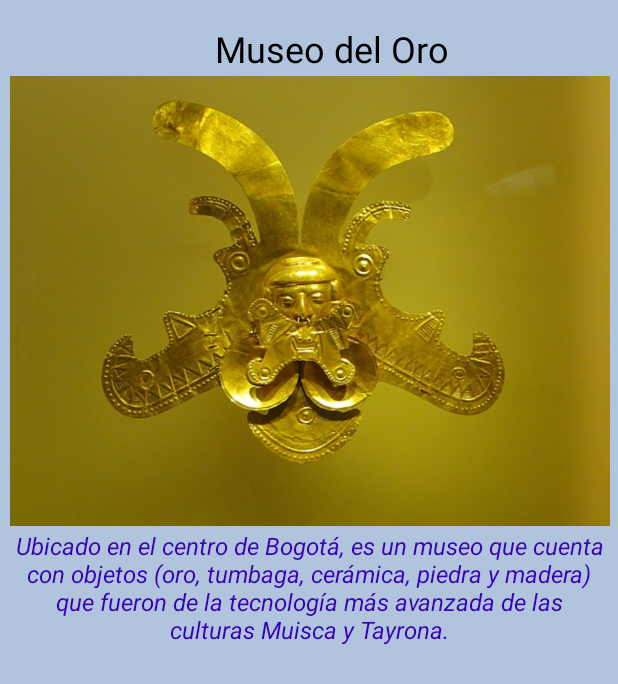
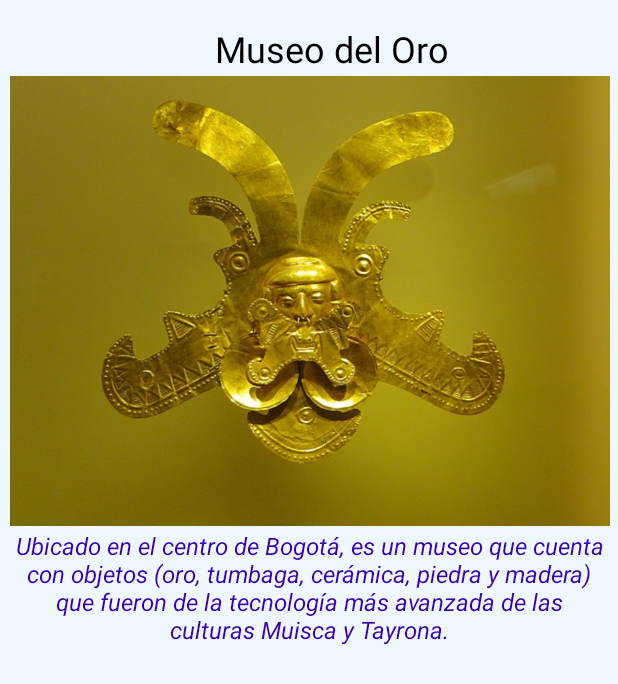
Before and after one commit to MariaGa-lab/MeetingBogota, an Android app: the layout fragment_detail.xml on its own in the app's theme, with its tools: preview values and no code run, on a phone screen of 412 x 824 dp. Shown: the top 684 px of the screen. Run offline under Robolectric (Android 15) with nearby library versions, the phone set to English and light mode, and no system bars.

Commit message:
Modifica color de fondo Fragment Detail y cumplimiendo todas las HU de Sprint 3.

```diff
--- a/app/src/main/res/layout/fragment_detail.xml
+++ b/app/src/main/res/layout/fragment_detail.xml
@@ -5,7 +5,7 @@
     android:layout_width="match_parent"
     android:layout_height="match_parent"
     android:background="@color/aliceblue"
-    android:backgroundTint="@color/lightsteelblue"
+    android:backgroundTint="@color/aliceblue"
     tools:context=".detalle.FragmentDetalle">
 
     <ScrollView
```
